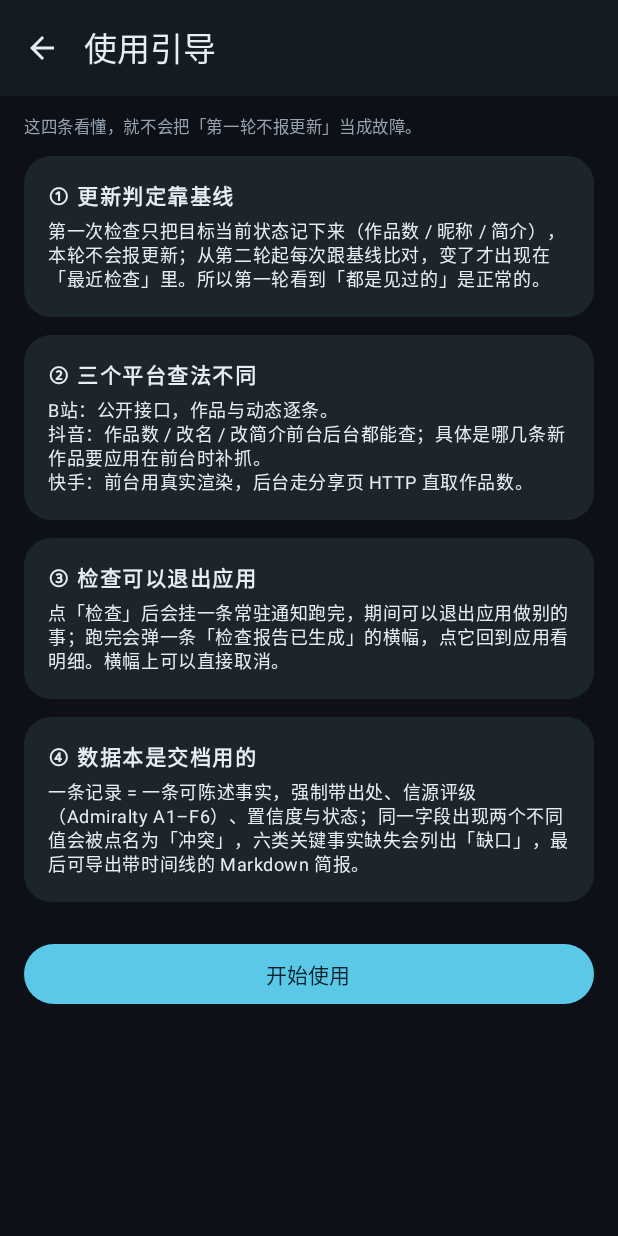
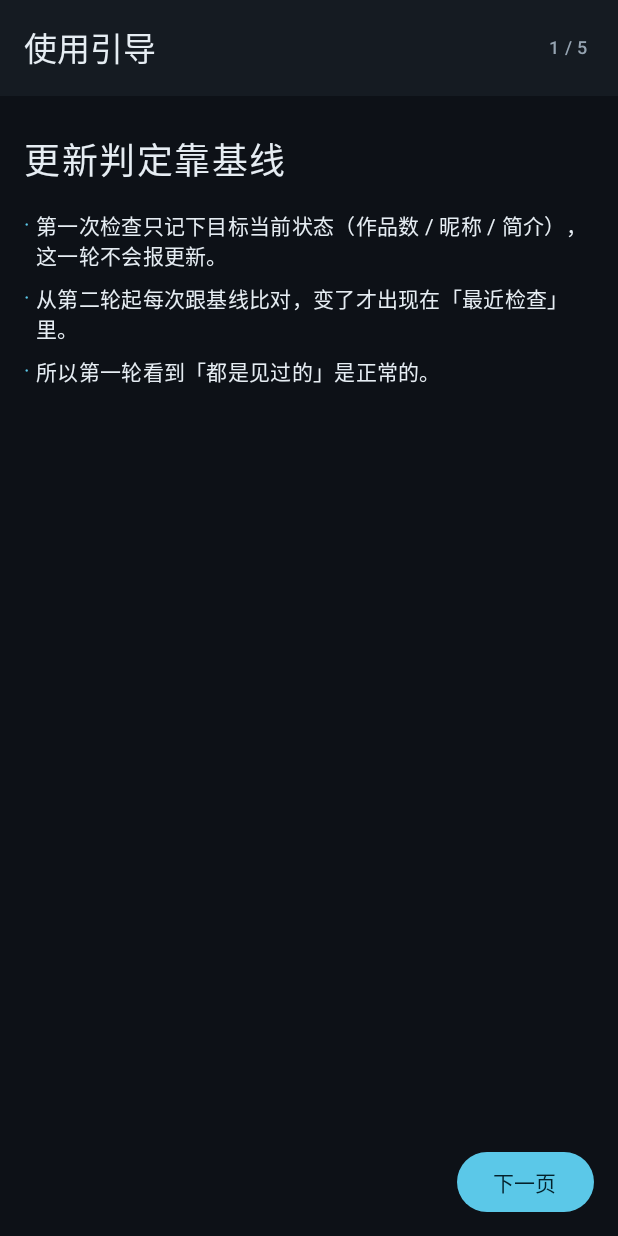
Before and after one commit to Acpicu/SJ-Lens, an Android app built with Jetpack Compose: the screen it shows after launch (MainActivity), on a phone screen of 412 x 824 dp. Run offline under Robolectric (Android 15) with nearby library versions, the light colour scheme and no system bars.

Commit message:
﻿feat: 启动引导改为多页滑动 (v3.0.0)
- 引导改成 HorizontalPager 逐页滑动, 顶部显示 "n / 5" 页码, 底部切换按钮
- 最后一页「让通知更快抵达」: 允许通知按钮 + 省电设置入口
- 设置页 OSINT 栏移除「使用引导」入口, 引导只在首启出现
- 每页只留 3 条要点, 看完即止

```diff
--- a/app/src/main/java/com/sj/followclip/ui/AppNavigation.kt
+++ b/app/src/main/java/com/sj/followclip/ui/AppNavigation.kt
@@ -250,8 +250,7 @@ fun AppNavigation() {
                 SettingsScreen(
                     onLoginBili = { navController.navigate(Routes.BILI_LOGIN) },
                     onOpenAudit = { navController.navigate(Routes.EXPOSURE_AUDIT) },
-                    onOpenLedger = { navController.navigate(Routes.LEDGER_ALL) },
-                    onOpenGuide = { navController.navigate(Routes.GUIDE) }
+                    onOpenLedger = { navController.navigate(Routes.LEDGER_ALL) }
                 )
             }
 
--- a/app/src/main/java/com/sj/followclip/ui/guide/Onboarding.kt
+++ b/app/src/main/java/com/sj/followclip/ui/guide/Onboarding.kt
@@ -1,9 +1,13 @@
 package com.sj.followclip.ui.guide
 
+import android.Manifest
 import android.content.Context
-import androidx.compose.foundation.layout.Arrangement
+import android.content.Intent
+import android.os.Build
+import android.provider.Settings
+import androidx.activity.compose.rememberLauncherForActivityResult
+import androidx.activity.result.contract.ActivityResultContracts
 import androidx.compose.foundation.layout.Column
-import androidx.compose.foundation.layout.PaddingValues
 import androidx.compose.foundation.layout.Row
 import androidx.compose.foundation.layout.Spacer
 import androidx.compose.foundation.layout.WindowInsets
@@ -11,64 +15,68 @@ import androidx.compose.foundation.layout.fillMaxSize
 import androidx.compose.foundation.layout.fillMaxWidth
 import androidx.compose.foundation.layout.height
 import androidx.compose.foundation.layout.padding
-import androidx.compose.foundation.layout.width
-import androidx.compose.foundation.lazy.LazyColumn
-import androidx.compose.foundation.rememberScrollState
+import androidx.compose.foundation.pager.HorizontalPager
+import androidx.compose.foundation.pager.rememberPagerState
 import androidx.compose.foundation.shape.RoundedCornerShape
-import androidx.compose.foundation.verticalScroll
-import androidx.compose.material.icons.Icons
-import androidx.compose.material.icons.automirrored.filled.ArrowBack
-import androidx.compose.material3.AlertDialog
+import androidx.compose.material3.Button
 import androidx.compose.material3.Card
 import androidx.compose.material3.CardDefaults
 import androidx.compose.material3.ExperimentalMaterial3Api
-import androidx.compose.material3.Icon
-import androidx.compose.material3.IconButton
 import androidx.compose.material3.MaterialTheme
 import androidx.compose.material3.Scaffold
 import androidx.compose.material3.Text
 import androidx.compose.material3.TextButton
 import androidx.compose.material3.TopAppBar
 import androidx.compose.runtime.Composable
+import androidx.compose.runtime.rememberCoroutineScope
+import androidx.compose.ui.Alignment
 import androidx.compose.ui.Modifier
+import androidx.compose.ui.platform.LocalContext
 import androidx.compose.ui.unit.sp
 import com.sj.followclip.ui.theme.Spacing
 import com.sj.followclip.ui.theme.textMuted
+import kotlinx.coroutines.launch
 
 /**
- * 首次启动的引导。
+ * 首次启动的引导：逐页滑动的独立页面，看完即止。
  *
- * 只讲四件新人一定会踩的事，不写操作步骤（那属于教程，已按定位删除）：
- * 1. 基线机制——第一轮只记状态，第二轮起才报变化
- * 2. 三个平台的差别——抖音后台能查、快手后台走 HTTP、具体条目要前台
- * 3. 数据本是干什么的
- * 4. 通知权限 + 检查可以退出应用
+ * 只讲四件新人必踩的事，外加一页通知设置；顶部「n / 总页数」表示进度。
+ * 不写操作步骤（教程已按定位删除）。
  */
-private data class GuideBlock(val title: String, val body: String)
+private data class Page(val title: String, val lines: List<String>)
 
-private val BLOCKS = listOf(
-    GuideBlock(
-        "① 更新判定靠基线",
-        "第一次检查只把目标当前状态记下来（作品数 / 昵称 / 简介），本轮不会报更新；" +
-            "从第二轮起每次跟基线比对，变了才出现在「最近检查」里。所以第一轮看到" +
-            "「都是见过的」是正常的。"
+private val PAGES = listOf(
+    Page(
+        "更新判定靠基线",
+        listOf(
+            "第一次检查只记下目标当前状态（作品数 / 昵称 / 简介），这一轮不会报更新。",
+            "从第二轮起每次跟基线比对，变了才出现在「最近检查」里。",
+            "所以第一轮看到「都是见过的」是正常的。"
+        )
     ),
-    GuideBlock(
-        "② 三个平台查法不同",
-        "B站：公开接口，作品与动态逐条。\n" +
-            "抖音：作品数 / 改名 / 改简介前台后台都能查；具体是哪几条新作品要应用在前台时补抓。\n" +
-            "快手：前台用真实渲染，后台走分享页 HTTP 直取作品数。"
+    Page(
+        "三个平台查法不同",
+        listOf(
+            "B站：公开接口，作品与动态逐条可点。",
+            "抖音：作品数 / 改名 / 改简介前台后台都能查，具体哪几条要前台补抓。",
+            "快手：前台真实渲染，后台走分享页 HTTP 直取作品数。"
+        )
     ),
-    GuideBlock(
-        "③ 检查可以退出应用",
-        "点「检查」后会挂一条常驻通知跑完，期间可以退出应用做别的事；" +
-            "跑完会弹一条「检查报告已生成」的横幅，点它回到应用看明细。横幅上可以直接取消。"
+    Page(
+        "检查可以退出应用",
+        listOf(
+            "点「检查」后由前台服务执行，可以退出应用做别的事。",
+            "跑完弹「检查报告已生成」横幅，点它回到应用看明细。",
+            "横幅上可以直接取消这一轮。"
+        )
     ),
-    GuideBlock(
-        "④ 数据本是交档用的",
-        "一条记录 = 一条可陈述事实，强制带出处、信源评级（Admiralty A1–F6）、置信度与状态；" +
-            "同一字段出现两个不同值会被点名为「冲突」，六类关键事实缺失会列出「缺口」，" +
-            "最后可导出带时间线的 Markdown 简报。"
+    Page(
+        "数据本是交档用的",
+        listOf(
+            "一条记录 = 一条可陈述事实，强制带出处、信源评级、置信度与状态。",
+            "同一字段出现两个不同值会被点名「冲突」，六类关键事实缺失会列「缺口」。",
+            "可导出 Markdown 与单页 HTML 简报，含时间线。"
+        )
     )
 )
 
@@ -84,101 +92,158 @@ fun markOnboardingShown(context: Context) {
         .edit().putBoolean(KEY_ONBOARDING, true).apply()
 }
 
+@OptIn(ExperimentalMaterial3Api::class)
 @Composable
-private fun GuideContent() {
-    Column(
-        modifier = Modifier.fillMaxWidth(),
-        verticalArrangement = Arrangement.spacedBy(Spacing.gridGap)
-    ) {
-        BLOCKS.forEach { block ->
-            Card(
-                modifier = Modifier.fillMaxWidth(),
-                shape = RoundedCornerShape(Spacing.cardCorner),
-                colors = CardDefaults.cardColors(
-                    containerColor = MaterialTheme.colorScheme.surfaceVariant
-                )
+fun OnboardingScreen(onBack: () -> Unit, modifier: Modifier = Modifier) {
+    val context = LocalContext.current
+    val scope = rememberCoroutineScope()
+    val pageCount = PAGES.size + 1
+    val pagerState = rememberPagerState(pageCount = { pageCount })
+    val current = pagerState.currentPage
+
+    val notifyPermission = rememberLauncherForActivityResult(
+        ActivityResultContracts.RequestPermission()
+    ) { }
+
+    Scaffold(
+        modifier = modifier,
+        topBar = {
+            TopAppBar(
+                windowInsets = WindowInsets(0, 0, 0, 0),
+                title = { Text("使用引导") },
+                actions = {
+                    Text(
+                        text = "${current + 1} / $pageCount",
+                        style = MaterialTheme.typography.labelMedium,
+                        color = MaterialTheme.colorScheme.textMuted,
+                        modifier = Modifier.padding(end = Spacing.pageHorizontal)
+                    )
+                }
+            )
+        }
+    ) { innerPadding ->
+        Column(
+            modifier = Modifier
+                .fillMaxSize()
+                .padding(innerPadding)
+                .padding(horizontal = Spacing.pageHorizontal)
+        ) {
+            HorizontalPager(
+                state = pagerState,
+                modifier = Modifier.weight(1f)
+            ) { index ->
+                if (index < PAGES.size) {
+                    val page = PAGES[index]
+                    Column(modifier = Modifier.fillMaxSize()) {
+                        Spacer(Modifier.height(Spacing.sectionGap))
+                        Text(
+                            text = page.title,
+                            style = MaterialTheme.typography.headlineSmall,
+                            color = MaterialTheme.colorScheme.onSurface,
+                            letterSpacing = 1.sp
+                        )
+                        Spacer(Modifier.height(Spacing.gridGap))
+                        page.lines.forEach { line ->
+                            Row(modifier = Modifier.padding(vertical = Spacing.tinyGap)) {
+                                Text(
+                                    text = "· ",
+                                    style = MaterialTheme.typography.bodyMedium,
+                                    color = MaterialTheme.colorScheme.primary
+                                )
+                                Text(
+                                    text = line,
+                                    style = MaterialTheme.typography.bodyMedium,
+                                    color = MaterialTheme.colorScheme.onSurface
+                                )
+                            }
+                        }
+                    }
+                } else {
+                    NotificationPage(
+                        onAllow = {
+                            if (Build.VERSION.SDK_INT >= Build.VERSION_CODES.TIRAMISU) {
+                                notifyPermission.launch(Manifest.permission.POST_NOTIFICATIONS)
+                            }
+                        },
+                        onBatterySettings = {
+                            runCatching {
+                                context.startActivity(
+                                    Intent(Settings.ACTION_IGNORE_BATTERY_OPTIMIZATION_SETTINGS)
+                                        .addFlags(Intent.FLAG_ACTIVITY_NEW_TASK)
+                                )
+                            }
+                        }
+                    )
+                }
+            }
+
+            Row(
+                modifier = Modifier
+                    .fillMaxWidth()
+                    .padding(vertical = Spacing.gridGap),
+                verticalAlignment = Alignment.CenterVertically
             ) {
-                Column(modifier = Modifier.padding(Spacing.cardPadding)) {
-                    Text(
-                        text = block.title,
-                        style = MaterialTheme.typography.titleSmall,
-                        color = MaterialTheme.colorScheme.onSurface,
-                        letterSpacing = 1.sp
-                    )
-                    Spacer(Modifier.height(Spacing.tinyGap))
-                    Text(
-                        text = block.body,
-                        style = MaterialTheme.typography.bodySmall,
-                        color = MaterialTheme.colorScheme.onSurface
-                    )
+                if (current > 0) {
+                    TextButton(onClick = {
+                        scope.launch { pagerState.animateScrollToPage(current - 1) }
+                    }) { Text("上一页") }
+                }
+                Spacer(Modifier.weight(1f))
+                if (current < pageCount - 1) {
+                    Button(onClick = {
+                        scope.launch { pagerState.animateScrollToPage(current + 1) }
+                    }) { Text("下一页") }
+                } else {
+                    Button(onClick = onBack) { Text("开始使用") }
                 }
             }
         }
     }
 }
 
-/** 首次启动弹一次。只弹一次，之后从设置里随时能再打开。 */
 @Composable
-fun OnboardingDialog(onDismiss: () -> Unit) {
-    AlertDialog(
-        onDismissRequest = onDismiss,
-        title = { Text("开始之前，四件事") },
-        text = {
-            Column(modifier = Modifier.verticalScroll(rememberScrollState())) {
-                GuideContent()
-            }
-        },
-        confirmButton = {
-            TextButton(onClick = onDismiss) { Text("知道了") }
-        }
-    )
-}
-
-/** 设置 →「使用引导」：同一份内容，随时可看。 */
-@OptIn(ExperimentalMaterial3Api::class)
-@Composable
-fun OnboardingScreen(onBack: () -> Unit, modifier: Modifier = Modifier) {
-    Scaffold(
-        modifier = modifier,
-        topBar = {
-            TopAppBar(
-                windowInsets = WindowInsets(0, 0, 0, 0),
-                navigationIcon = {
-                    IconButton(onClick = onBack) {
-                        Icon(Icons.AutoMirrored.Filled.ArrowBack, contentDescription = "返回")
-                    }
-                },
-                title = { Text("使用引导") }
-            )
-        }
-    ) { innerPadding ->
-        LazyColumn(
-            modifier = Modifier
-                .fillMaxSize()
-                .padding(innerPadding),
-            contentPadding = PaddingValues(
-                start = Spacing.pageHorizontal,
-                end = Spacing.pageHorizontal,
-                top = Spacing.gridGap,
-                bottom = Spacing.sectionGap
+private fun NotificationPage(onAllow: () -> Unit, onBatterySettings: () -> Unit) {
+    Column(modifier = Modifier.fillMaxSize()) {
+        Spacer(Modifier.height(Spacing.sectionGap))
+        Text(
+            text = "让通知更快抵达",
+            style = MaterialTheme.typography.headlineSmall,
+            color = MaterialTheme.colorScheme.onSurface,
+            letterSpacing = 1.sp
+        )
+        Spacer(Modifier.height(Spacing.gridGap))
+        Card(
+            modifier = Modifier.fillMaxWidth(),
+            shape = RoundedCornerShape(Spacing.cardCorner),
+            colors = CardDefaults.cardColors(
+                containerColor = MaterialTheme.colorScheme.surfaceVariant
             )
         ) {
-            item {
+            Column(modifier = Modifier.padding(Spacing.cardPadding)) {
                 Text(
-                    text = "这四条看懂，就不会把「第一轮不报更新」当成故障。",
-                    style = MaterialTheme.typography.labelSmall,
-                    color = MaterialTheme.colorScheme.textMuted,
-                    modifier = Modifier.padding(bottom = Spacing.gridGap)
+                    text = "允许通知：检查跑完要弹横幅告诉你结果。",
+                    style = MaterialTheme.typography.bodyMedium,
+                    color = MaterialTheme.colorScheme.onSurface
+                )
+                Spacer(Modifier.height(Spacing.tinyGap))
+                Text(
+                    text = "关闭省电限制：系统省电策略会掐掉后台检查，允许后台运行才稳定。",
+                    style = MaterialTheme.typography.bodyMedium,
+                    color = MaterialTheme.colorScheme.onSurface
                 )
             }
-            item { GuideContent() }
-            item {
-                Spacer(Modifier.height(Spacing.sectionGap))
-                androidx.compose.material3.Button(
-                    onClick = onBack,
-                    modifier = Modifier.fillMaxWidth()
-                ) { Text("开始使用") }
-            }
         }
+        Spacer(Modifier.height(Spacing.gridGap))
+        Row(verticalAlignment = Alignment.CenterVertically) {
+            Button(onClick = onAllow) { Text("允许通知") }
+            Spacer(Modifier.weight(1f))
+            TextButton(onClick = onBatterySettings) { Text("省电设置") }
+        }
+        Spacer(Modifier.height(Spacing.tinyGap))
+        Text(
+            text = "两项都可以以后在系统设置里改。",
+            style = MaterialTheme.typography.labelSmall,
+            color = MaterialTheme.colorScheme.textMuted
+        )
     }
 }
--- a/gradle.properties
+++ b/gradle.properties
@@ -1,7 +1,7 @@
 # ── 版本号：规格第十九章门禁要求 CI 打 tag 时与本文件比对，不一致即构建失败 ──
 # versionName 语义化 x.y.z；versionCode 为 YYMMDDnn（当日第 nn 次构建）
-VERSION_NAME=2.9.2
-VERSION_CODE=26101916
+VERSION_NAME=3.0.0
+VERSION_CODE=26101917
 
 # ── Gradle / JVM ──
 org.gradle.jvmargs=-Xmx3072m -Dfile.encoding=UTF-8
```
Also changed, not shown: app/src/main/java/com/sj/followclip/ui/settings/SettingsScreen.kt (+1 -10 lines), 9 other files.
